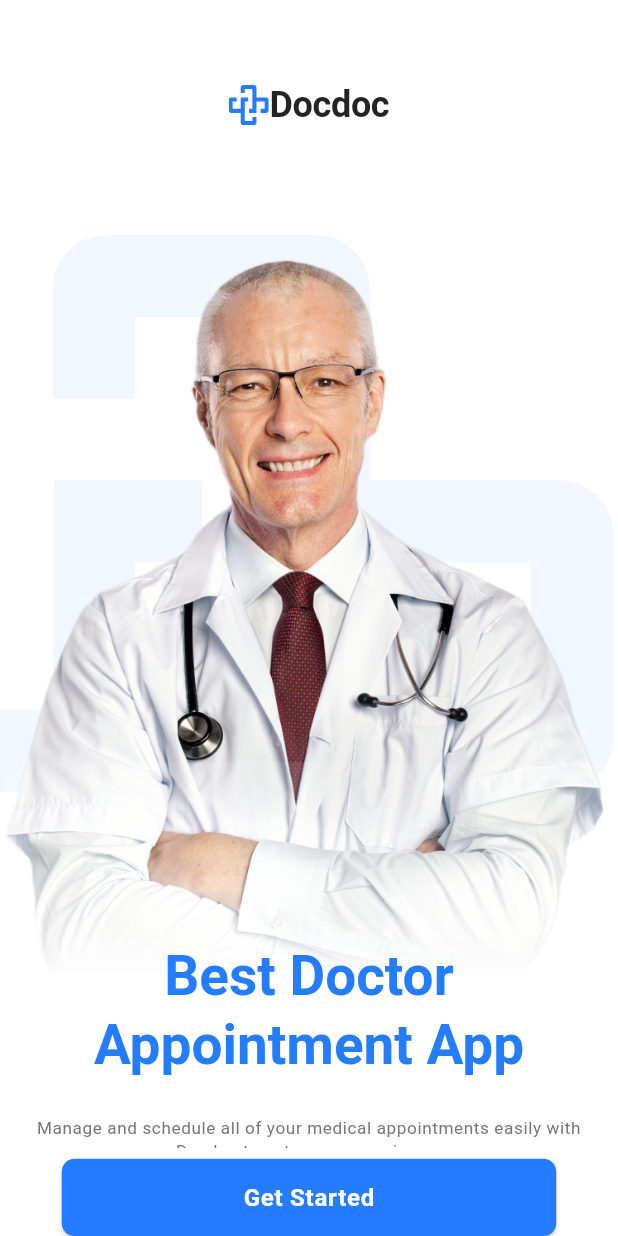
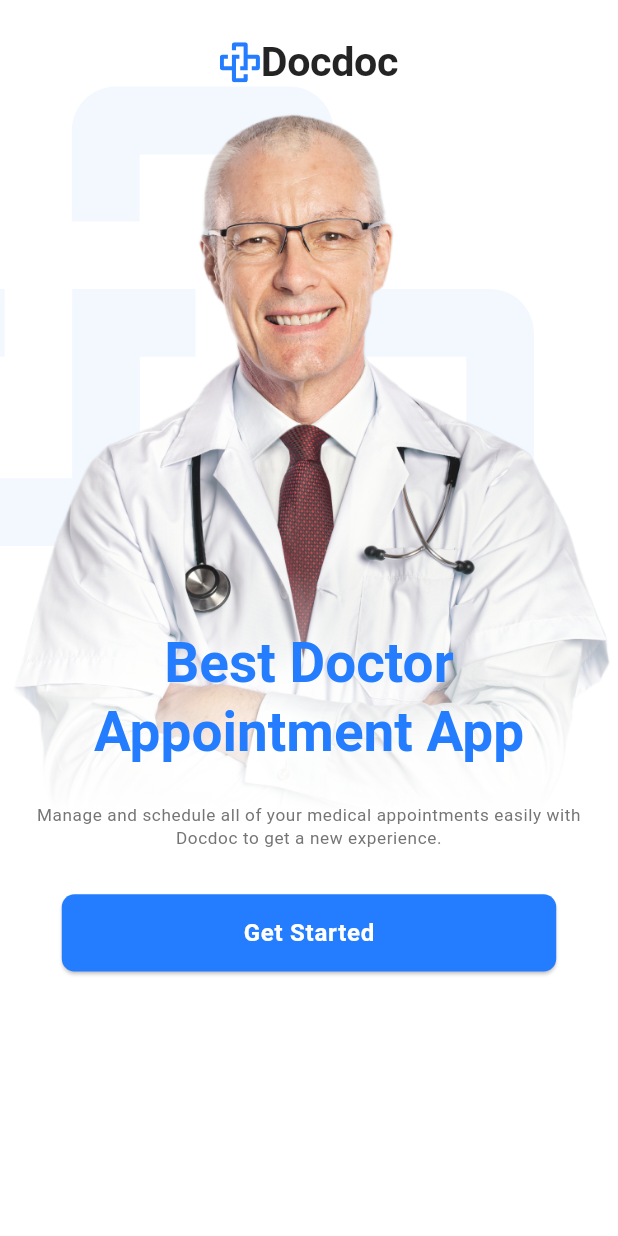
Before and after one commit to Ali-778Adel/oppointments_system, a Flutter app: the screen it shows after launch, on a phone screen of 412 x 824 dp. Run offline on Flutter 3.47's test engine with Material 3 defaults, Android fonts, the phone set to English and light mode, and no system bars; our stand-ins replace flutter_screenutil, flutter_svg; Roboto replaces fonts that are missing (Inter-Black.ttf, Inter-Bold.ttf, Inter-Regular.ttf).

Commit message:
-add changes to main file and seprated them into two file - changed the name of Run App start class to the name of the application "docdoc app" - crating routing class -creatiing navigations extensions based on buildcontrext class

```diff
--- /dev/null
+++ b/lib/core/helper/extensions.dart
@@ -0,0 +1,23 @@
+import 'package:flutter/material.dart';
+
+extension Navigation on BuildContext {
+
+  Future<dynamic> pushNamedRoute(String routeName, {Object? arguments}) {
+    return Navigator.of(this).pushNamed(routeName, arguments: arguments);
+  }
+
+  Future<dynamic> pushAndRemoveUtils(Widget newRoute) {
+    return Navigator.of(this).pushAndRemoveUntil(
+        MaterialPageRoute(builder: (_) => newRoute), (route) => false);
+  }
+
+  Future<dynamic> pushReplacementNamed(String routeName, {Object? arguments}) {
+    return Navigator.of(this)
+        .pushReplacementNamed(routeName, arguments: arguments);
+  }
+
+  void pop() {
+    return Navigator.of(this).pop();
+  }
+
+}
--- /dev/null
+++ b/lib/core/routing/routes.dart
@@ -0,0 +1,9 @@
+class AppRoutes{
+  AppRoutes._();
+
+  static const onBoarding="/onBoarding";
+  static const login="/login";
+  static const homeScreen="/homeScreen";
+
+
+}
--- /dev/null
+++ b/lib/core/routing/routes_config.dart
@@ -0,0 +1,21 @@
+
+import 'package:flutter/material.dart';
+import 'package:oppointments_sysytem/core/routing/routes.dart';
+import 'package:oppointments_sysytem/features/onboarding/ui/screens/onboarding.dart';
+
+class RoutesConfigs{
+  RoutesConfigs();
+
+  Route generatingRoutes(RouteSettings settings){
+    switch(settings.name){
+      case AppRoutes.onBoarding:{
+        return MaterialPageRoute(builder: (_)=>const OnboardingScreen());
+      }
+      default:{
+        return MaterialPageRoute(builder: (_)=>
+            Scaffold(body: Center(child:Text("no routes defined",style: Theme.of(_).textTheme.displayMedium,),),));
+      }
+    }
+  }
+
+}
--- a/lib/core/theming/Themes/lightTheme.dart
+++ b/lib/core/theming/Themes/lightTheme.dart
@@ -1,5 +1,6 @@
 import 'package:flutter/material.dart';
-import 'package:flutter_screenutil/flutter_screenutil.dart';
+import 'package:oppointments_sysytem/core/theming/Themes/text_styles.dart'
+    as my_text_style;
 
 import '../colors/colors.dart';
 
@@ -8,6 +9,7 @@ class LightTheme {
 
   LightTheme._internal();
 
+  final my_text_style.TextStyles textStyles = my_text_style.TextStyles();
   factory LightTheme() {
     return _lightTheme ?? LightTheme._internal();
   }
@@ -17,55 +19,11 @@ class LightTheme {
         primaryColor: ColorPalette.primary100,
         scaffoldBackgroundColor: ColorPalette.white,
         textTheme: TextTheme(
-            headlineLarge: headLineLarge,
-            displayLarge: headerMediumBlack,
-            displayMedium: headerMediumPrimary,
-            displaySmall: displaySmall,
-            bodySmall: bodySmall,
-            labelMedium: buttonTextMedium));
+            headlineLarge: textStyles.headLineLarge,
+            displayLarge: textStyles.headerMediumBlack,
+            displayMedium: textStyles.headerMediumPrimary,
+            displaySmall: textStyles.displaySmall,
+            bodySmall: textStyles.bodySmall,
+            labelMedium: textStyles.buttonTextMedium));
   }
-
-  final TextStyle headLineLarge = TextStyle(
-      color: ColorPalette.primary100,
-      fontFamily: "Inter-Bold.ttf",
-      fontWeight: FontWeight.w700,
-      fontSize: 32.sp);
-
-  final TextStyle headerMediumBlack = const TextStyle(
-    color: ColorPalette.grey100,
-    fontFamily: "Inter-Black.ttf",
-    fontWeight: FontWeight.w700,
-    fontSize: 24,
-  );
-
-  final TextStyle headerMediumPrimary = TextStyle(
-      color: ColorPalette.primary100,
-      fontFamily: "Inter-Bold.ttf",
-      fontWeight: FontWeight.w700,
-      fontSize: 24.sp);
-
-  final TextStyle displaySmall = TextStyle(
-      color: ColorPalette.grey70,
-      fontFamily: "Inter-Regular.ttf",
-      fontSize: 14.sp,
-      fontWeight: FontWeight.w400);
-
-  final TextStyle bodyMedium = TextStyle(
-      color: ColorPalette.grey70,
-      fontFamily: "Inter-Regular.ttf",
-      fontSize: 20.sp,
-      fontWeight: FontWeight.w400);
-
-  final TextStyle bodySmall = TextStyle(
-      color: ColorPalette.grey70,
-      fontFamily: "Inter-Regular.ttf",
-      fontSize: 10.sp,
-      fontWeight: FontWeight.w400);
-
-  final buttonTextMedium = TextStyle(
-    color: ColorPalette.white,
-    fontFamily: "Inter-SemiBold.ttf",
-    fontSize: 14.sp,
-    fontWeight: FontWeight.w600,
-  );
 }
--- /dev/null
+++ b/lib/core/theming/Themes/text_styles.dart
@@ -0,0 +1,63 @@
+import 'package:flutter/material.dart';
+
+import 'package:flutter_screenutil/flutter_screenutil.dart';
+
+import '../colors/colors.dart';
+
+class TextStyles{
+  static TextStyles _textStyle=TextStyles._internal();
+  TextStyles._internal();
+
+
+  factory TextStyles(){
+
+   return _textStyle;
+
+  }
+
+
+
+  final  TextStyle ?headLineLarge = TextStyle(
+      color: ColorPalette.primary100,
+      fontFamily: "Inter-Bold.ttf",
+      fontWeight: FontWeight.w700,
+      fontSize: 32.sp);
+
+  final TextStyle headerMediumBlack =  TextStyle(
+    color: ColorPalette.grey100,
+    fontFamily: "Inter-Black.ttf",
+    fontWeight: FontWeight.w700,
+    fontSize: 24.sp,
+  );
+
+  final TextStyle headerMediumPrimary = TextStyle(
+      color: ColorPalette.primary100,
+      fontFamily: "Inter-Bold.ttf",
+      fontWeight: FontWeight.w700,
+      fontSize: 24.sp);
+
+  final TextStyle displaySmall = TextStyle(
+      color: ColorPalette.grey70,
+      fontFamily: "Inter-Regular.ttf",
+      fontSize: 14.sp,
+      fontWeight: FontWeight.w400);
+
+  final TextStyle bodyMedium = TextStyle(
+      color: ColorPalette.grey70,
+      fontFamily: "Inter-Regular.ttf",
+      fontSize: 20.sp,
+      fontWeight: FontWeight.w400);
+
+  final TextStyle bodySmall = TextStyle(
+      color: ColorPalette.grey70,
+      fontFamily: "Inter-Regular.ttf",
+      fontSize: 10.sp,
+      fontWeight: FontWeight.w400);
+
+  final buttonTextMedium = TextStyle(
+    color: ColorPalette.white,
+    fontFamily: "Inter-SemiBold.ttf",
+    fontSize: 14.sp,
+    fontWeight: FontWeight.w600,
+  );
+}
--- a/lib/doc_app.dart
+++ b/lib/doc_app.dart
@@ -1,11 +1,14 @@
 import 'package:flutter/material.dart';
 import 'package:flutter_screenutil/flutter_screenutil.dart';
+import 'package:oppointments_sysytem/core/routing/routes.dart';
+import 'package:oppointments_sysytem/core/routing/routes_config.dart';
 
 import 'core/theming/Themes/lightTheme.dart';
 import 'features/onboarding/ui/screens/onboarding.dart';
 
 class DocDocApp extends StatelessWidget {
-  const DocDocApp({super.key});
+  final RoutesConfigs routesConfigs;
+  const DocDocApp({super.key,required this.routesConfigs});
 
   // This widget is the root of your application.
   @override
@@ -19,10 +22,13 @@ class DocDocApp extends StatelessWidget {
           minTextAdapt: true,
           splitScreenMode: true,
           child: MaterialApp(
+
             debugShowCheckedModeBanner: false,
             title: 'Doctor AppointmentS',
             theme: LightTheme().lightTheme,
-            home: const OnboardingScreen(),
+            initialRoute: AppRoutes.onBoarding,
+            onGenerateRoute: routesConfigs.generatingRoutes,
+
           ),
         );
       },
--- a/lib/features/onboarding/ui/screens/onboarding.dart
+++ b/lib/features/onboarding/ui/screens/onboarding.dart
@@ -7,6 +7,9 @@ import 'package:flutter_screenutil/flutter_screenutil.dart';
 import 'package:flutter_svg/flutter_svg.dart';
 import 'package:oppointments_sysytem/core/theming/colors/colors.dart';
 import 'package:oppointments_sysytem/core/theming/images/images.dart';
+import 'package:oppointments_sysytem/features/onboarding/ui/widgets/background_and_image_widget.dart';
+import 'package:oppointments_sysytem/features/onboarding/ui/widgets/get_started_button_widget.dart';
+import 'package:oppointments_sysytem/features/onboarding/ui/widgets/logo_label_widget.dart';
 
 class OnboardingScreen extends StatefulWidget {
   const OnboardingScreen({super.key});
@@ -18,131 +21,21 @@ class OnboardingScreen extends StatefulWidget {
 class _OnboardingScreenState extends State<OnboardingScreen> {
   @override
   Widget build(BuildContext context) {
-    return SafeArea(
-        child: Scaffold(
-          appBar: AppBar(elevation: 0.0,backgroundColor: Colors.transparent,),
-      body: Column(
-        mainAxisAlignment: MainAxisAlignment.start,
-        crossAxisAlignment: CrossAxisAlignment.center,
-        children: [
-          Row(
-            mainAxisAlignment: MainAxisAlignment.center,
+    return Scaffold(
+      body: SafeArea(
+      child: Padding(
+        padding: EdgeInsets.only(top: 30.h,bottom: 30.h),
+        child:const SingleChildScrollView(
+          child:  Column(
+            mainAxisAlignment: MainAxisAlignment.start,
+            crossAxisAlignment: CrossAxisAlignment.center,
             children: [
-              SvgPicture.asset(
-                MyImages.logo,
-                width: 32.sp,
-                height: 32.sp,
-              ),
-              Text(
-                'Docdoc',
-                style: Theme.of(context).textTheme.displayLarge,
-              ),
+              LogoAndLabelWidget(),
+              BackgroundLogoAndImageWidget1(),
+              GetStartedButtonWidget(),
             ],
           ),
-            Expanded(
-              // flex: 20,
-              child: SizedBox(
-              height: .8.sh,
-              width: 1.sw,
-              child: Stack(
-                children: [
-                  Positioned(
-                    top: 50.h,
-                    right: 4.0.h,
-                    left: -20.w,
-                    bottom: 50.sp,
-                    child: SvgPicture.asset(
-                      MyImages.backgroundLogo,
-                      allowDrawingOutsideViewBox: true,
-                      alignment: Alignment.center,
-                      color: ColorPalette.primary100,
-                    ),
-                  ),
-                  Positioned(
-                    top: 50.h,
-                    right: 4.0,
-                    left: -5.w,
-                    bottom: 50.sp,
-                    child: Image.asset(
-                      MyImages.doctor,
-                    ),
-                  ),
-
-                  /// linear gradiant
-                  Positioned(
-                      // top:50.h ,
-                      right: 4.h,
-                      left: 4.w,
-                      bottom: 50.sp,
-                      child: Container(
-                        height: 250.sp,
-                        width: 1.sw,
-                        decoration: BoxDecoration(
-                            gradient: LinearGradient(
-                                colors: [
-                              ColorPalette.white.withOpacity(.10),
-                              ColorPalette.white.withOpacity(.30),
-                              ColorPalette.white,
-                              ColorPalette.white,
-                            ],
-                                begin: Alignment.topCenter,
-                                end: Alignment.bottomCenter)),
-                      )),
-
-                  ///text
-                  Positioned(
-                      // top:50.h ,
-                      right: 20.w,
-                      left: 20.w,
-                      bottom: -40.sp,
-                      child: Container(
-                        height: 200.sp,
-                        width: .8.sw,
-                        child: Column(
-                          mainAxisAlignment: MainAxisAlignment.start,
-                          crossAxisAlignment: CrossAxisAlignment.center,
-                          children: [
-                            Text(
-                              "Best Doctor Appointment App",
-                              textAlign: TextAlign.center,
-                              style: Theme.of(context).textTheme.headlineLarge,
-                            ),
-                            const SizedBox(
-                              height: 24,
-                            ),
-                            Text(
-                              "Manage and schedule all of your medical appointments easily with Docdoc to get a new experience.",
-                              textAlign: TextAlign.center,
-                              style: Theme.of(context).textTheme.bodySmall,
-                            ),
-                          ],
-                        ),
-                      )),
-                ],
-              ),
-                        ),
-            ),
-          SizedBox(
-            height: 8.sp,
-          ),
-          ElevatedButton(
-              style: ButtonStyle(
-                padding:
-                    MaterialStateProperty.all<EdgeInsets>(EdgeInsets.all(8.r)),
-                backgroundColor:
-                    MaterialStateProperty.all<Color>(ColorPalette.primary100),
-                alignment: Alignment.center,
-                maximumSize: MaterialStateProperty.all<Size>(Size(.8.sw, 60.h)),
-                minimumSize: MaterialStateProperty.all<Size>(Size(.8.sw, 60.h)),
-                shape: MaterialStateProperty.all(RoundedRectangleBorder(
-                    borderRadius: BorderRadius.circular(10.r))),
-              ),
-              onPressed: () {},
-              child: Text(
-                "Get Started",
-                style: Theme.of(context).textTheme.labelMedium,
-              ))
-        ],
+        ),
       ),
     ));
   }
--- /dev/null
+++ b/lib/features/onboarding/ui/widgets/background_and_image_widget.dart
@@ -0,0 +1,170 @@
+import 'package:flutter/material.dart';
+import 'package:flutter_screenutil/flutter_screenutil.dart';
+import 'package:flutter_svg/svg.dart';
+
+import '../../../../core/theming/colors/colors.dart';
+import '../../../../core/theming/images/images.dart';
+
+class BackgroundLogoAndImageWidget extends StatelessWidget {
+  const BackgroundLogoAndImageWidget({super.key});
+
+  @override
+  Widget build(BuildContext context) {
+    return     Expanded(
+      // flex: 20,
+      child: SizedBox(
+        height: .8.sh,
+        width: 1.sw,
+        child: Stack(
+          children: [
+            Positioned(
+              top: 50.h,
+              right: 4.0.h,
+              left: -20.w,
+              bottom: 50.sp,
+              child: SvgPicture.asset(
+                MyImages.backgroundLogo,
+                allowDrawingOutsideViewBox: true,
+                alignment: Alignment.center,
+                color: ColorPalette.primary100,
+              ),
+            ),
+            Positioned(
+              top: 50.h,
+              right: 4.0,
+              left: -5.w,
+              bottom: 50.sp,
+              child: Image.asset(
+                MyImages.doctor,
+              ),
+            ),
+
+            /// linear gradiant
+            Positioned(
+              // top:50.h ,
+                right: 4.h,
+                left: 4.w,
+                bottom: 50.sp,
+                child: Container(
+                  height: 250.sp,
+                  width: 1.sw,
+                  decoration: BoxDecoration(
+                      gradient: LinearGradient(
+                          colors: [
+                            ColorPalette.white.withOpacity(.10),
+                            ColorPalette.white.withOpacity(.30),
+                            ColorPalette.white,
+                            ColorPalette.white,
+                          ],
+                          begin: Alignment.topCenter,
+                          end: Alignment.bottomCenter)),
+                )),
+
+            ///text
+            Positioned(
+              // top:50.h ,
+                right: 20.w,
+                left: 20.w,
+                bottom: -40.sp,
+                child: Container(
+                  height: 200.sp,
+                  width: .8.sw,
+                  child: Column(
+                    mainAxisAlignment: MainAxisAlignment.start,
+                    crossAxisAlignment: CrossAxisAlignment.center,
+                    children: [
+                      Text(
+                        "Best Doctor Appointment App",
+                        textAlign: TextAlign.center,
+                        style: Theme.of(context).textTheme.headlineLarge,
+                      ),
+                      const SizedBox(
+                        height: 24,
+                      ),
+                      Text(
+                        "Manage and schedule all of your medical appointments easily with Docdoc to get a new experience.",
+                        textAlign: TextAlign.center,
+                        style: Theme.of(context).textTheme.bodySmall,
+                      ),
+                    ],
+                  ),
+                )),
+          ],
+        ),
+      ),
+    );
+  }
+}
+
+
+
+class BackgroundLogoAndImageWidget1 extends StatelessWidget {
+  const BackgroundLogoAndImageWidget1({super.key});
+
+  @override
+  Widget build(BuildContext context) {
+    return     Expanded(
+      // flex: 20,
+      child: Stack(
+        children: [
+          SvgPicture.asset(
+            MyImages.backgroundLogo,
+            allowDrawingOutsideViewBox: true,
+            alignment: Alignment.center,
+            color: ColorPalette.primary100,
+          ),
+
+
+          /// linear gradiant
+          Container(
+
+            foregroundDecoration: BoxDecoration(
+                gradient: LinearGradient(
+                    colors: [
+                      ColorPalette.white,
+                      ColorPalette.white.withOpacity(.10),
+                    ],
+                    begin: Alignment.bottomCenter,
+                    end: Alignment.center,
+                  stops:const [.2,.8]
+                ),
+            ),
+            child:   Image.asset(
+              MyImages.doctor,
+            ) ,
+          ),
+
+          ///text
+          Positioned(
+            // top:50.h ,
+              right: 20.w,
+              left: 20.w,
+              bottom: 6.sp,
+              child: Container(
+                height: 200.sp,
+                width: .8.sw,
+                child: Column(
+                  mainAxisAlignment: MainAxisAlignment.start,
+                  crossAxisAlignment: CrossAxisAlignment.center,
+                  children: [
+                    Text(
+                      "Best Doctor Appointment App",
+                      textAlign: TextAlign.center,
+                      style: Theme.of(context).textTheme.headlineLarge,
+                    ),
+                    const SizedBox(
+                      height: 24,
+                    ),
+                    Text(
+                      "Manage and schedule all of your medical appointments easily with Docdoc to get a new experience.",
+                      textAlign: TextAlign.center,
+                      style: Theme.of(context).textTheme.bodySmall,
+                    ),
+                  ],
+                ),
+              )),
+        ],
+      ),
+    );
+  }
+}
--- /dev/null
+++ b/lib/features/onboarding/ui/widgets/get_started_button_widget.dart
@@ -0,0 +1,29 @@
+import 'package:flutter/material.dart';
+import 'package:flutter_screenutil/flutter_screenutil.dart';
+
+import '../../../../core/theming/colors/colors.dart';
+
+class GetStartedButtonWidget extends StatelessWidget {
+  const GetStartedButtonWidget({super.key});
+
+  @override
+  Widget build(BuildContext context) {
+    return  ElevatedButton(
+        style: ButtonStyle(
+          padding:
+          MaterialStateProperty.all<EdgeInsets>(EdgeInsets.all(8.r)),
+          backgroundColor:
+          MaterialStateProperty.all<Color>(ColorPalette.primary100),
+          alignment: Alignment.center,
+          maximumSize: MaterialStateProperty.all<Size>(Size(.8.sw, 60.h)),
+          minimumSize: MaterialStateProperty.all<Size>(Size(.8.sw, 60.h)),
+          shape: MaterialStateProperty.all(RoundedRectangleBorder(
+              borderRadius: BorderRadius.circular(10.r))),
+        ),
+        onPressed: () {},
+        child: Text(
+          "Get Started",
+          style: Theme.of(context).textTheme.labelMedium,
+        ));
+  }
+}
--- /dev/null
+++ b/lib/features/onboarding/ui/widgets/logo_label_widget.dart
@@ -0,0 +1,28 @@
+import 'package:flutter/material.dart';
+import 'package:flutter_screenutil/flutter_screenutil.dart';
+import 'package:flutter_svg/svg.dart';
+
+import '../../../../core/theming/images/images.dart';
+
+class LogoAndLabelWidget extends StatelessWidget {
+  const LogoAndLabelWidget({super.key});
+
+  @override
+  Widget build(BuildContext context) {
+    return Row(
+      mainAxisAlignment: MainAxisAlignment.center,
+      children: [
+        SvgPicture.asset(
+          MyImages.logo,
+          width: 32.sp,
+          height: 32.sp,
+        ),
+        Text(
+          'Docdoc',
+          style: Theme.of(context).textTheme.displayLarge,
+        ),
+      ],
+    );
+
+  }
+}
--- a/lib/main.dart
+++ b/lib/main.dart
@@ -1,10 +1,11 @@
 import 'package:flutter/material.dart';
 import 'package:flutter_screenutil/flutter_screenutil.dart';
+import 'package:oppointments_sysytem/core/routing/routes_config.dart';
 
 
 import 'doc_app.dart';
 
 void main()async {
 await ScreenUtil.ensureScreenSize();
-  runApp( const DocDocApp() );
+  runApp(  DocDocApp(routesConfigs: RoutesConfigs(),) );
 }
```
Also changed, not shown: 1 other file.
